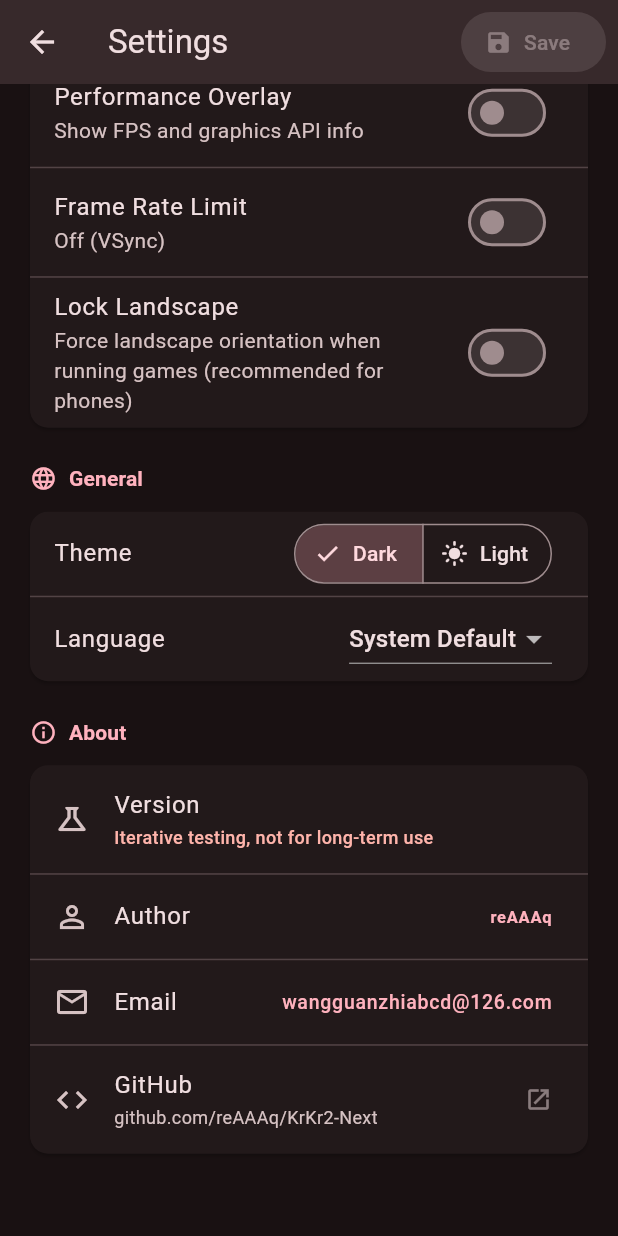
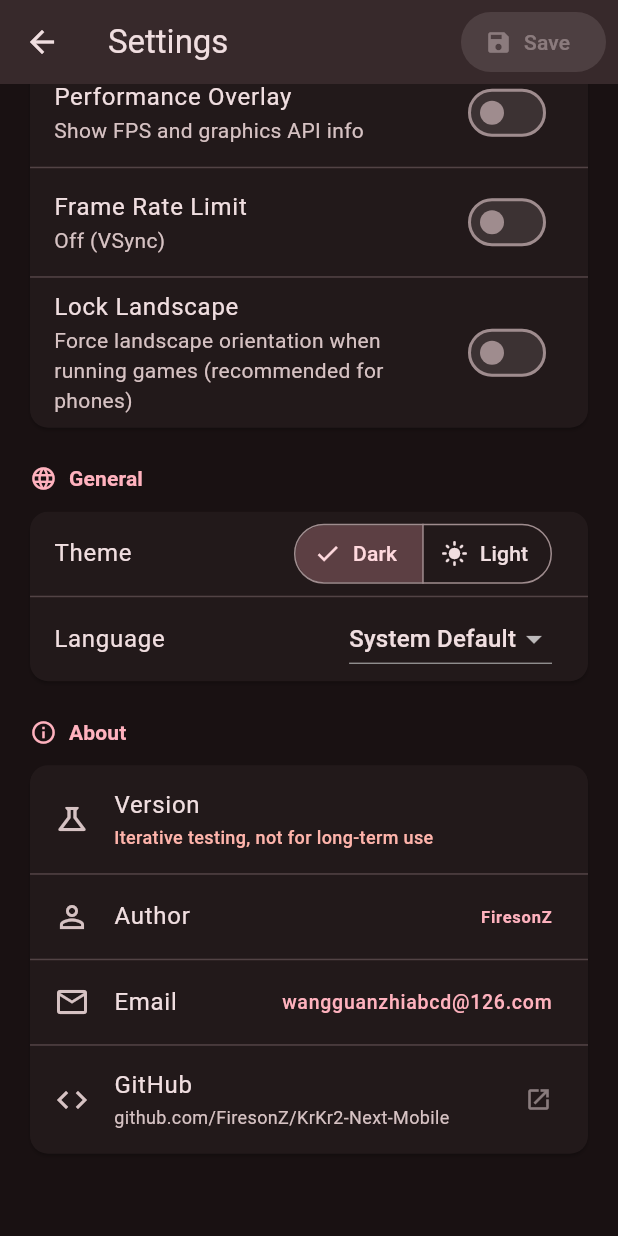
Before and after one commit to FiresonZ/KrKr2-Next-Mobile, a Flutter app: the SettingsPage screen opened directly with empty values, scrolled down 420 dp, on a phone screen of 412 x 824 dp. Run offline on Flutter 3.47's test engine with Material 3 defaults, Android fonts, the phone set to English and light mode, and no system bars; our stand-ins replace file_picker, flutter_svg, image_picker, plugin_platform_interface, shared_preferences; missing offline and left inert: dart:ffi, unorm_dart; accounts and stored records are empty; network calls fail; project files that could hold a hidden picture were left out.

```diff
--- a/apps/flutter_app/lib/pages/settings_page.dart
+++ b/apps/flutter_app/lib/pages/settings_page.dart
@@ -539,7 +539,7 @@ class _SettingsPageState extends State<SettingsPage> {
                     leading: const Icon(Icons.person_outline),
                     title: Text(l10n.aboutAuthor),
                     trailing: Text(
-                      'reAAAq',
+                      'FiresonZ',
                       style: TextStyle(
                         color: colorScheme.primary,
                         fontWeight: FontWeight.w600,
@@ -574,7 +574,7 @@ class _SettingsPageState extends State<SettingsPage> {
                     leading: const Icon(Icons.code),
                     title: const Text('GitHub'),
                     subtitle: const Text(
-                      'github.com/reAAAq/KrKr2-Next',
+                      'github.com/FiresonZ/KrKr2-Next-Mobile',
                       style: TextStyle(fontSize: 12),
                     ),
                     trailing: Icon(
@@ -584,7 +584,7 @@ class _SettingsPageState extends State<SettingsPage> {
                     ),
                     onTap: () {
                       launchUrl(
-                        Uri.parse('https://github.com/reAAAq/KrKr2-Next'),
+                        Uri.parse('https://github.com/FiresonZ/KrKr2-Next-Mobile'),
                         mode: LaunchMode.externalApplication,
                       );
                     },
```
